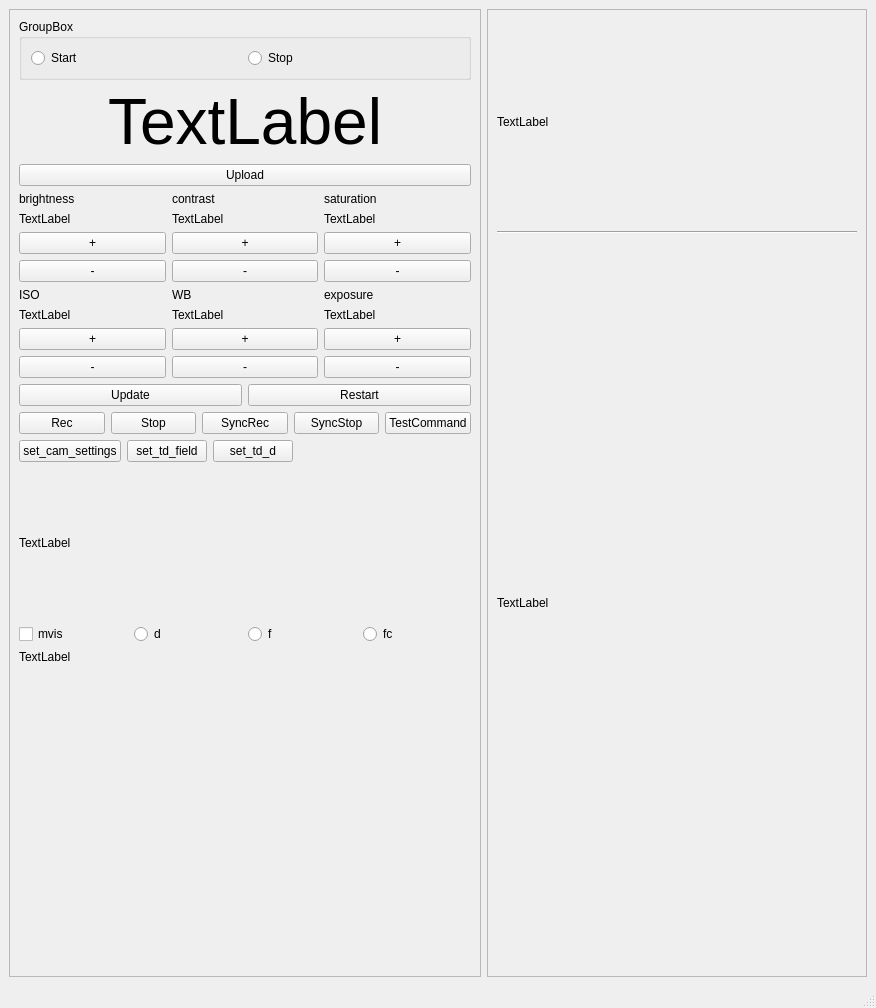
The window that mainwindow.ui (horvathzoltan/camtest) describes before a commit, drawn with Qt 5.
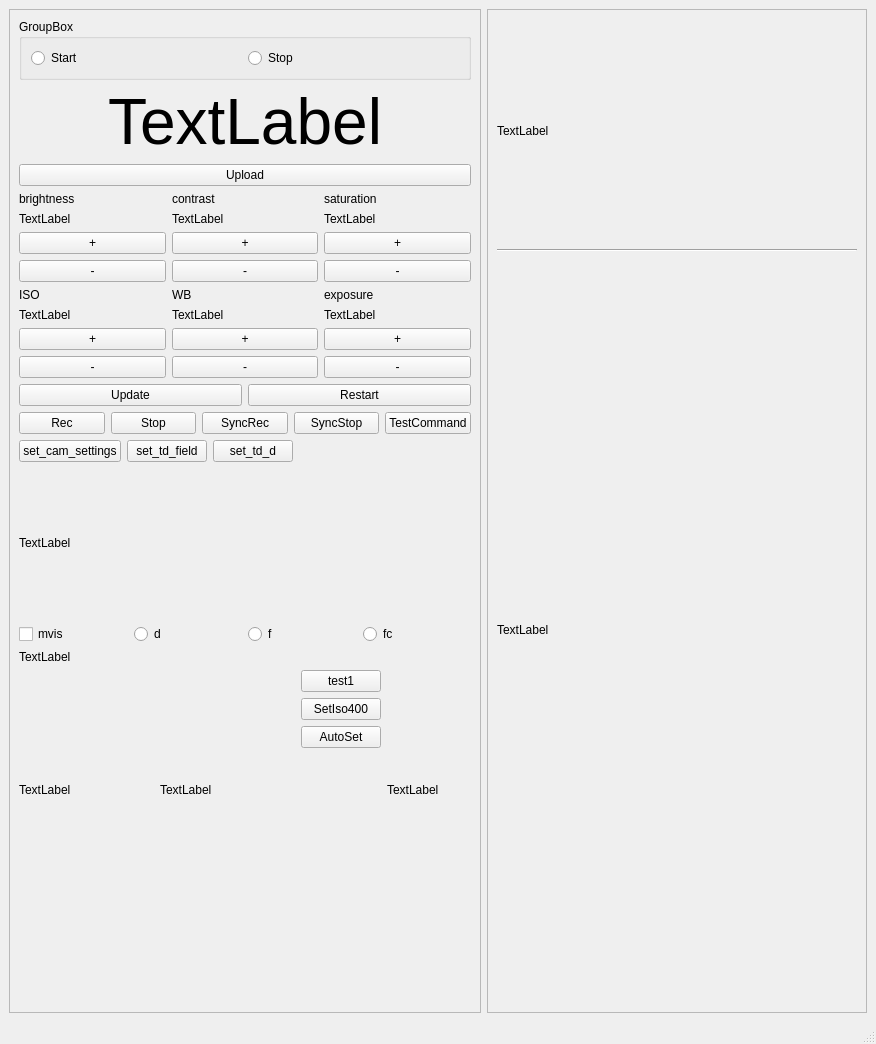
The same window after the commit.

The edit to the form file:
```diff
--- a/mainwindow.ui
+++ b/mainwindow.ui
@@ -7,7 +7,7 @@
     <x>0</x>
     <y>0</y>
     <width>876</width>
-    <height>1008</height>
+    <height>1044</height>
    </rect>
   </property>
   <property name="windowTitle">
@@ -411,6 +411,124 @@
          </item>
         </layout>
        </item>
+       <item>
+        <layout class="QHBoxLayout" name="horizontalLayout_8">
+         <item>
+          <widget class="QLabel" name="label_pic2">
+           <property name="sizePolicy">
+            <sizepolicy hsizetype="Fixed" vsizetype="Fixed">
+             <horstretch>0</horstretch>
+             <verstretch>0</verstretch>
+            </sizepolicy>
+           </property>
+           <property name="minimumSize">
+            <size>
+             <width>135</width>
+             <height>240</height>
+            </size>
+           </property>
+           <property name="maximumSize">
+            <size>
+             <width>135</width>
+             <height>240</height>
+            </size>
+           </property>
+           <property name="text">
+            <string>TextLabel</string>
+           </property>
+           <property name="scaledContents">
+            <bool>true</bool>
+           </property>
+          </widget>
+         </item>
+         <item>
+          <widget class="QLabel" name="label_pic3">
+           <property name="sizePolicy">
+            <sizepolicy hsizetype="Fixed" vsizetype="Fixed">
+             <horstretch>0</horstretch>
+             <verstretch>0</verstretch>
+            </sizepolicy>
+           </property>
+           <property name="minimumSize">
+            <size>
+             <width>135</width>
+             <height>240</height>
+            </size>
+           </property>
+           <property name="maximumSize">
+            <size>
+             <width>135</width>
+             <height>240</height>
+            </size>
+           </property>
+           <property name="text">
+            <string>TextLabel</string>
+           </property>
+           <property name="scaledContents">
+            <bool>true</bool>
+           </property>
+          </widget>
+         </item>
+         <item>
+          <layout class="QGridLayout" name="gridLayout_3">
+           <item row="0" column="0">
+            <widget class="QPushButton" name="pushButton_pic1">
+             <property name="text">
+              <string>test1</string>
+             </property>
+            </widget>
+           </item>
+           <item row="3" column="0">
+            <spacer name="verticalSpacer_2">
+             <property name="orientation">
+              <enum>Qt::Vertical</enum>
+             </property>
+             <property name="sizeHint" stdset="0">
+              <size>
+               <width>20</width>
+               <height>40</height>
+              </size>
+             </property>
+            </spacer>
+           </item>
+           <item row="1" column="0">
+            <widget class="QPushButton" name="pushButton_setIso400">
+             <property name="text">
+              <string>SetIso400</string>
+             </property>
+            </widget>
+           </item>
+           <item row="2" column="0">
+            <widget class="QPushButton" name="pushButton_autoset">
+             <property name="text">
+              <string>AutoSet</string>
+             </property>
+            </widget>
+           </item>
+          </layout>
+         </item>
+         <item>
+          <widget class="QLabel" name="label_picparam">
+           <property name="text">
+            <string>TextLabel</string>
+           </property>
+          </widget>
+         </item>
+         <item>
+          <spacer name="horizontalSpacer_2">
+           <property name="orientation">
+            <enum>Qt::Horizontal</enum>
+           </property>
+           <property name="sizeHint" stdset="0">
+            <size>
+             <width>40</width>
+             <height>20</height>
+            </size>
+           </property>
+          </spacer>
+         </item>
+        </layout>
+       </item>
        <item>
         <spacer name="verticalSpacer">
          <property name="orientation">
```
